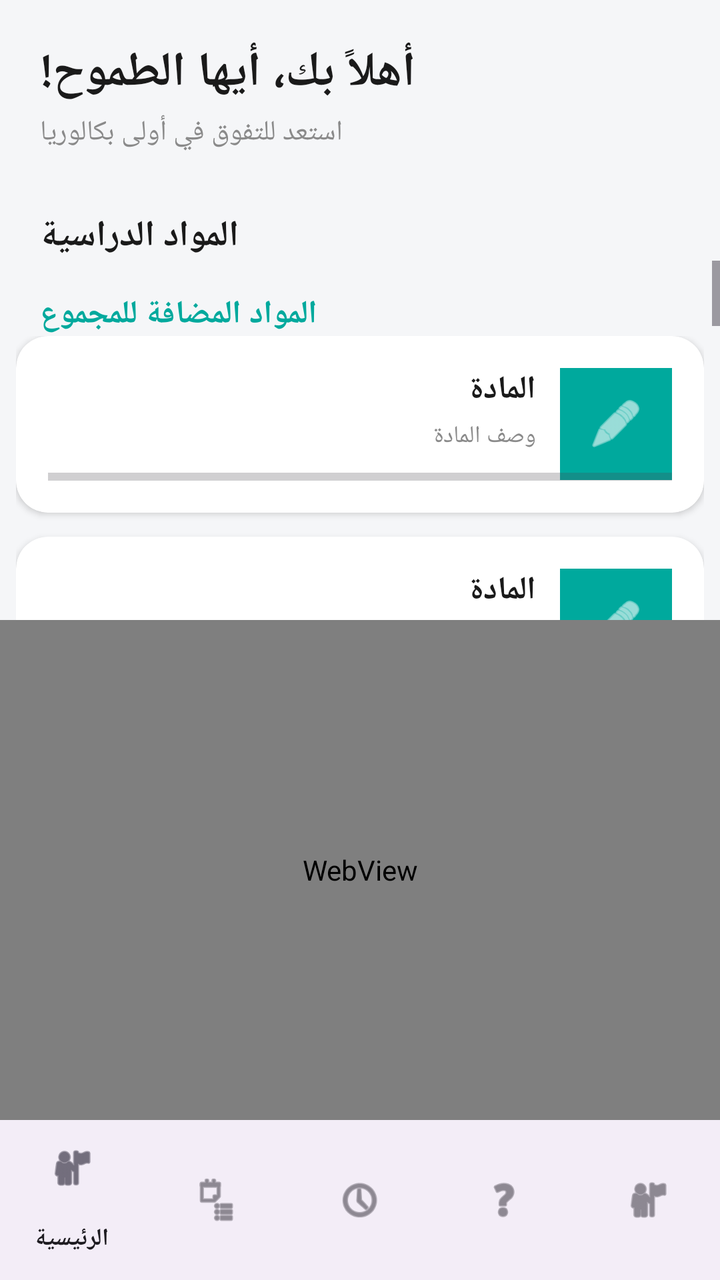
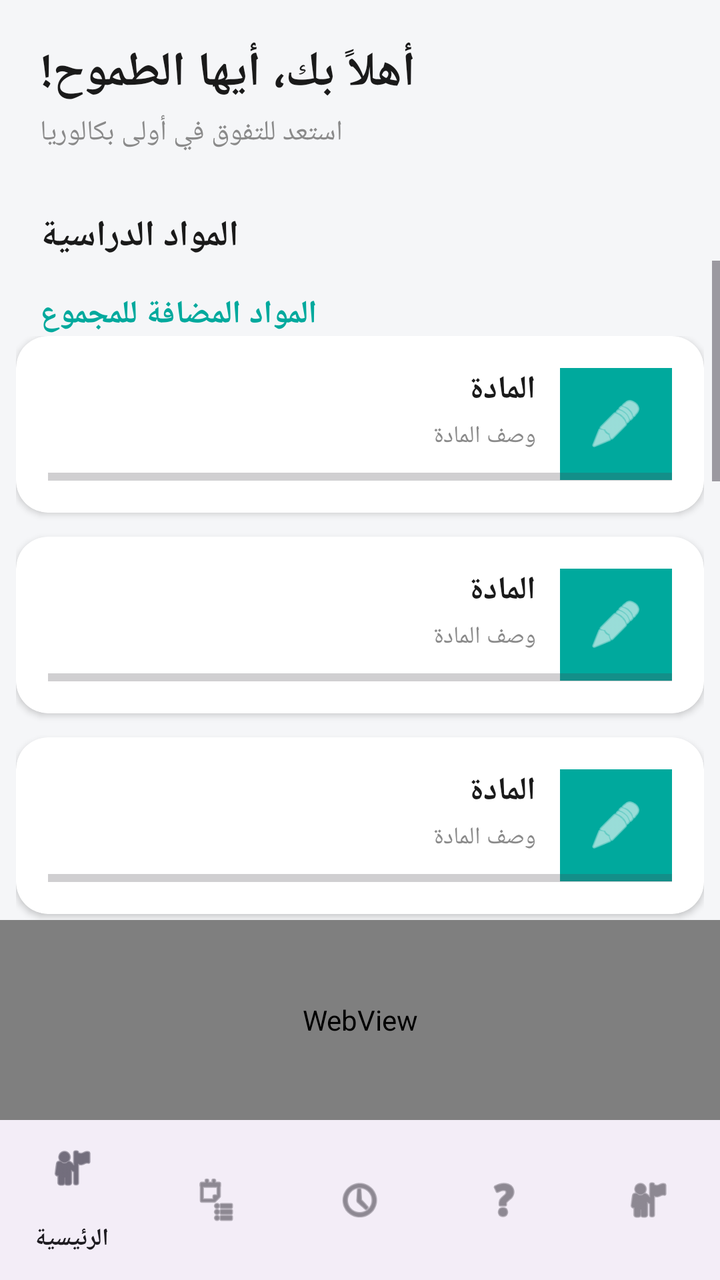

Before-and-after screenshots of an Android layout around one commit, followed by the original layout XML and the change that was made.
<!-- AndroidManifest.xml: application theme Theme.1Bac -->
<!-- res/layout/activity_main.xml -->
<?xml version="1.0" encoding="utf-8"?>
<LinearLayout xmlns:android="http://schemas.android.com/apk/res/android"
    xmlns:app="http://schemas.android.com/apk/res-auto"
    android:layout_width="match_parent"
    android:layout_height="match_parent"
    android:orientation="vertical" android:id="@+id/main"
    android:background="@color/bg_gray">

    <LinearLayout
        android:layout_width="match_parent"
        android:layout_height="wrap_content"
        android:orientation="vertical"
        android:padding="20dp">

        <TextView
            android:layout_width="wrap_content"
            android:layout_height="wrap_content"
            android:text="أهلاً بك، أيها الطموح!"
            android:textSize="24sp"
            android:textStyle="bold"
            android:textColor="@color/text_dark" />

        <TextView
            android:layout_width="wrap_content"
            android:layout_height="wrap_content"
            android:layout_marginTop="4dp"
            android:text="استعد للتفوق في أولى بكالوريا"
            android:textSize="14sp"
            android:textColor="@color/text_gray" />
    </LinearLayout>

    <TextView
        android:layout_width="wrap_content"
        android:layout_height="wrap_content"
        android:layout_marginStart="20dp"
        android:layout_marginTop="10dp"
        android:text="المواد الدراسية"
        android:textSize="18sp"
        android:textStyle="bold"
        android:textColor="@color/text_dark" />

    <ScrollView
        android:layout_width="match_parent"
        android:layout_height="0dp"
        android:layout_weight="1">

        <LinearLayout
            android:layout_width="match_parent"
            android:layout_height="wrap_content"
            android:orientation="vertical"
            android:padding="8dp">

            <TextView
                android:layout_width="wrap_content"
                android:layout_height="wrap_content"
                android:layout_marginStart="12dp"
                android:layout_marginTop="8dp"
                android:text="المواد المضافة للمجموع"
                android:textSize="16sp"
                android:textStyle="bold"
                android:textColor="@color/teal_primary"/>

            <LinearLayout
                android:layout_width="match_parent"
                android:layout_height="wrap_content"
                android:orientation="vertical">
                <include layout="@layout/item_subject" android:id="@+id/cardArabic" />
                <include layout="@layout/item_subject" android:id="@+id/cardEnglish" />
                <include layout="@layout/item_subject" android:id="@+id/cardMath" />
                <include layout="@layout/item_subject" android:id="@+id/cardScience" />
                <include layout="@layout/item_subject" android:id="@+id/cardPhilosophy" />
                <include layout="@layout/item_subject" android:id="@+id/cardHistory" />
            </LinearLayout>

            <TextView
                android:layout_width="wrap_content"
                android:layout_height="wrap_content"
                android:layout_marginStart="12dp"
                android:layout_marginTop="16dp"
                android:text="المواد الغير مضافة للمجموع"
                android:textSize="16sp"
                android:textStyle="bold"
                android:textColor="@color/red_accent" />

            <LinearLayout
                android:layout_width="match_parent"
                android:layout_height="wrap_content"
                android:orientation="vertical">
                <include layout="@layout/item_subject" android:id="@+id/cardProgramming" />
                <include layout="@layout/item_subject" android:id="@+id/cardIslamic" />
                <include layout="@layout/item_subject" android:id="@+id/cardFrench" />
            </LinearLayout>

        </LinearLayout>
    </ScrollView>

    <WebView
        android:id="@+id/adWebView"
        android:layout_width="match_parent"
        android:layout_height="250dp" />

    <com.google.android.material.bottomnavigation.BottomNavigationView
        android:id="@+id/bottomNav"
        android:layout_width="match_parent"
        android:layout_height="wrap_content"
        app:menu="@menu/bottom_nav_menu" />

</LinearLayout>
<!-- res/layout/item_subject.xml (included above) -->
<?xml version="1.0" encoding="utf-8"?>
<androidx.cardview.widget.CardView xmlns:android="http://schemas.android.com/apk/res/android"
    xmlns:app="http://schemas.android.com/apk/res-auto"
    android:layout_width="match_parent"
    android:layout_height="wrap_content"
    app:cardCornerRadius="16dp"
    app:cardElevation="2dp"
    app:cardBackgroundColor="@android:color/white"
    android:layout_marginBottom="12dp">

    <RelativeLayout
        android:layout_width="match_parent"
        android:layout_height="wrap_content"
        android:padding="16dp">

        <LinearLayout
            android:id="@+id/iconBox"
            android:layout_width="56dp"
            android:layout_height="56dp"
            android:layout_alignParentEnd="true"
            android:gravity="center"
            android:background="@color/teal_primary">

            <ImageView
                android:id="@+id/subjectIcon"
                android:layout_width="28dp"
                android:layout_height="28dp"
                android:src="@android:drawable/ic_menu_edit"
                app:tint="@android:color/white" />
        </LinearLayout>

        <TextView
            android:id="@+id/subjectName"
            android:layout_width="wrap_content"
            android:layout_height="wrap_content"
            android:layout_toStartOf="@id/iconBox"
            android:layout_marginEnd="12dp"
            android:text="المادة"
            android:textStyle="bold"
            android:textSize="16sp"
            android:textColor="@color/text_dark" />

        <TextView
            android:id="@+id/subjectDesc"
            android:layout_width="wrap_content"
            android:layout_height="wrap_content"
            android:layout_below="@id/subjectName"
            android:layout_toStartOf="@id/iconBox"
            android:layout_marginEnd="12dp"
            android:layout_marginTop="4dp"
            android:text="وصف المادة"
            android:textSize="12sp"
            android:textColor="@color/text_gray" />

        <ProgressBar
            android:id="@+id/subjectProgress"
            style="?android:attr/progressBarStyleHorizontal"
            android:layout_width="match_parent"
            android:layout_height="4dp"
            android:layout_below="@id/subjectDesc"
            android:layout_marginTop="10dp"
            android:max="100"
            android:progress="0" />

    </RelativeLayout>
</androidx.cardview.widget.CardView>
<!-- resources referenced by this layout -->
<resources>
  <color name="bg_gray">#F5F6F8</color>
  <color name="red_accent">#F44857</color>
  <color name="teal_primary">#00A99D</color>
  <color name="text_dark">#1A1A1A</color>
  <color name="text_gray">#8A8A8A</color>
  <style name="Theme.1Bac" parent="Base.Theme.1Bac" />
  <style name="Base.Theme.1Bac" parent="Theme.Material3.DayNight.NoActionBar">
          
          
      </style>
</resources>

<!-- the commit's change to res/layout/activity_main.xml (unified diff, before → after) -->
@@ -97,7 +97,7 @@
     <WebView
         android:id="@+id/adWebView"
         android:layout_width="match_parent"
-        android:layout_height="250dp" />
+        android:layout_height="100dp" />
 
     <com.google.android.material.bottomnavigation.BottomNavigationView
         android:id="@+id/bottomNav"
